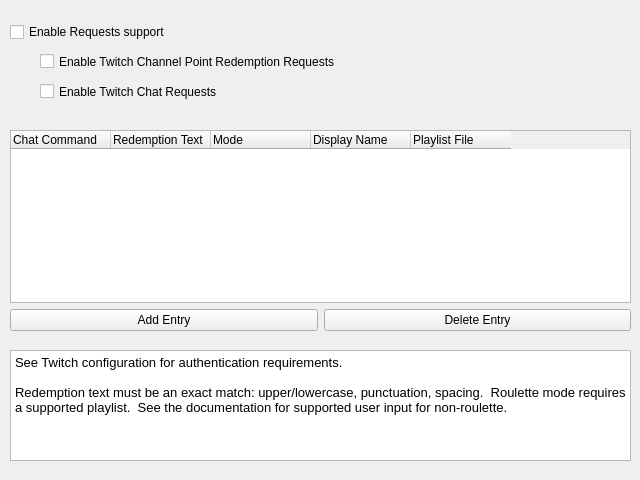
Before: the Qt Designer form nowplaying/resources/requests_ui.ui in whatsnowplaying/whats-now-playing, drawn with Qt 5.
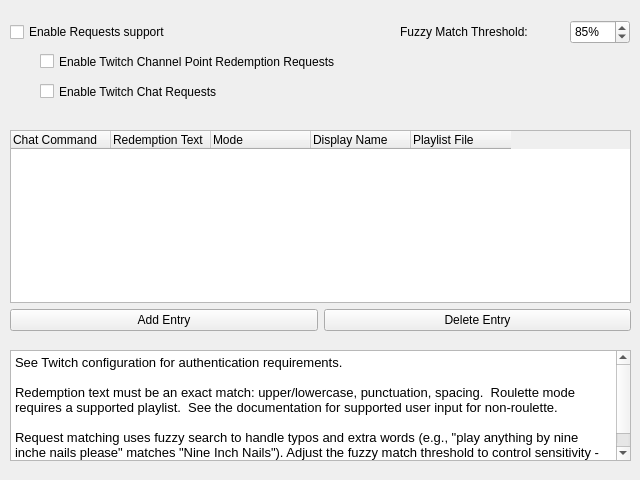
After: the same form once the commit is applied.

Commit message: Add fuzzy matching logic to requests; type checking; tests

Patch:
```diff
--- a/nowplaying/resources/requests_ui.ui
+++ b/nowplaying/resources/requests_ui.ui
@@ -141,7 +141,9 @@
 &lt;/style&gt;&lt;/head&gt;&lt;body style=&quot; font-family:'.AppleSystemUIFont'; font-size:13pt; font-weight:400; font-style:normal;&quot;&gt;
 &lt;p style=&quot; margin-top:0px; margin-bottom:0px; margin-left:0px; margin-right:0px; -qt-block-indent:0; text-indent:0px;&quot;&gt;&lt;span style=&quot; font-family:'Sans'; font-size:10pt;&quot;&gt;See Twitch configuration for authentication requirements.&lt;/span&gt;&lt;/p&gt;
 &lt;p style=&quot;-qt-paragraph-type:empty; margin-top:0px; margin-bottom:0px; margin-left:0px; margin-right:0px; -qt-block-indent:0; text-indent:0px; font-family:'Sans'; font-size:10pt;&quot;&gt;&lt;br /&gt;&lt;/p&gt;
-&lt;p style=&quot; margin-top:0px; margin-bottom:0px; margin-left:0px; margin-right:0px; -qt-block-indent:0; text-indent:0px;&quot;&gt;&lt;span style=&quot; font-family:'Sans'; font-size:10pt;&quot;&gt;Redemption text must be an exact match: upper/lowercase, punctuation, spacing.  Roulette mode requires a supported playlist.  See the documentation for supported user input for non-roulette.&lt;/span&gt;&lt;/p&gt;&lt;/body&gt;&lt;/html&gt;</string>
+&lt;p style=&quot; margin-top:0px; margin-bottom:0px; margin-left:0px; margin-right:0px; -qt-block-indent:0; text-indent:0px;&quot;&gt;&lt;span style=&quot; font-family:'Sans'; font-size:10pt;&quot;&gt;Redemption text must be an exact match: upper/lowercase, punctuation, spacing.  Roulette mode requires a supported playlist.  See the documentation for supported user input for non-roulette.&lt;/span&gt;&lt;/p&gt;
+&lt;p style=&quot;-qt-paragraph-type:empty; margin-top:0px; margin-bottom:0px; margin-left:0px; margin-right:0px; -qt-block-indent:0; text-indent:0px; font-family:'Sans'; font-size:10pt;&quot;&gt;&lt;br /&gt;&lt;/p&gt;
+&lt;p style=&quot; margin-top:0px; margin-bottom:0px; margin-left:0px; margin-right:0px; -qt-block-indent:0; text-indent:0px;&quot;&gt;&lt;span style=&quot; font-family:'Sans'; font-size:10pt;&quot;&gt;Request matching uses fuzzy search to handle typos and extra words (e.g., &quot;play anything by nine inche nails please&quot; matches &quot;Nine Inch Nails&quot;). Adjust the fuzzy match threshold to control sensitivity - higher values require closer matches.&lt;/span&gt;&lt;/p&gt;&lt;/body&gt;&lt;/html&gt;</string>
    </property>
   </widget>
   <widget class="QCheckBox" name="enable_checkbox">
@@ -157,6 +159,44 @@
     <string>Enable Requests support</string>
    </property>
   </widget>
+  <widget class="QLabel" name="fuzzy_threshold_label">
+   <property name="geometry">
+    <rect>
+     <x>400</x>
+     <y>20</y>
+     <width>160</width>
+     <height>24</height>
+    </rect>
+   </property>
+   <property name="text">
+    <string>Fuzzy Match Threshold:</string>
+   </property>
+  </widget>
+  <widget class="QSpinBox" name="fuzzy_threshold_spinbox">
+   <property name="geometry">
+    <rect>
+     <x>570</x>
+     <y>20</y>
+     <width>60</width>
+     <height>24</height>
+    </rect>
+   </property>
+   <property name="minimum">
+    <number>50</number>
+   </property>
+   <property name="maximum">
+    <number>100</number>
+   </property>
+   <property name="value">
+    <number>85</number>
+   </property>
+   <property name="suffix">
+    <string>%</string>
+   </property>
+   <property name="toolTip">
+    <string>Minimum similarity score for fuzzy matching (50-100%). Higher values require closer matches.</string>
+   </property>
+  </widget>
  </widget>
  <resources/>
  <connections>
```
Left out of the diff: 32 changed lines with no effect on the pictures. The commit also changes 5 other files.
